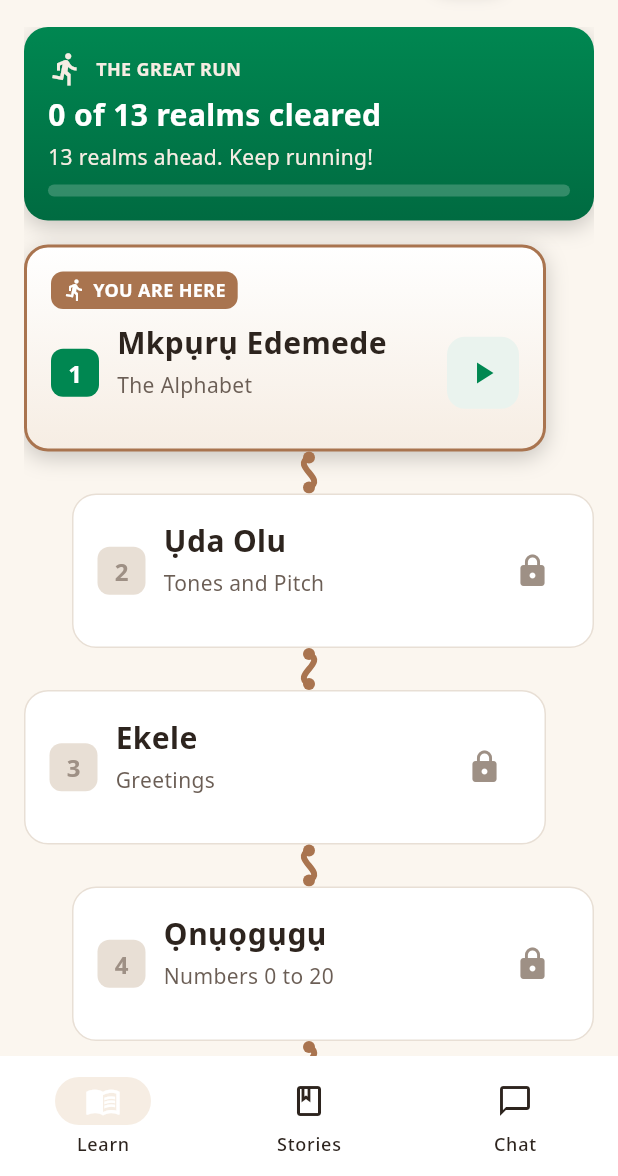
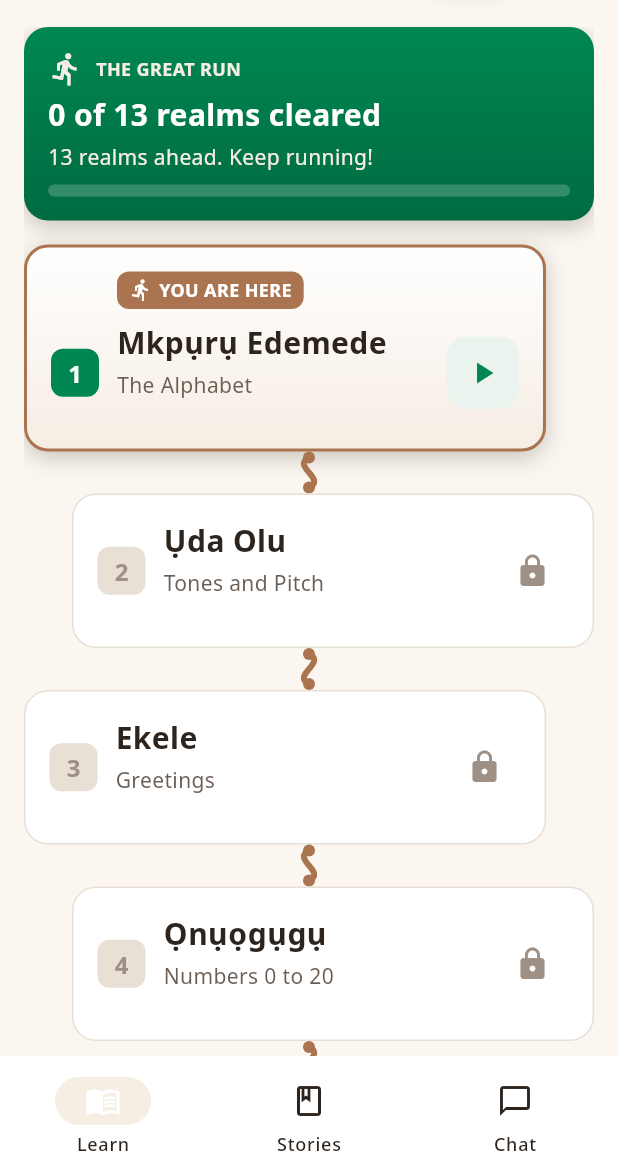
Before and after one commit to Samthesurf/igboman, a Flutter app: the screen it shows after launch, on a phone screen of 412 x 824 dp, the part 60-1236 px from its top. Run offline on Flutter 3.47's test engine with Material 3 defaults, Android fonts, the phone set to English and light mode, and no system bars; our stand-ins replace audioplayers, shared_preferences; missing offline and left inert: googleai_dart.

Commit message:
feat: align YOU ARE HERE badge with titles, center badge and play button

```diff
--- a/lib/screens/home_screen.dart
+++ b/lib/screens/home_screen.dart
@@ -699,7 +699,10 @@ class _UnitCard extends StatelessWidget {
               children: [
                 if (isCurrent)
                   Padding(
-                    padding: const EdgeInsets.only(bottom: Spacing.s),
+                    padding: const EdgeInsets.only(
+                      left: ControlSizes.chipHeight + Spacing.m,
+                      bottom: Spacing.s,
+                    ),
                     child: Container(
                       key: const Key('currentRunBadge'),
                       padding: const EdgeInsets.symmetric(
@@ -733,11 +736,17 @@ class _UnitCard extends StatelessWidget {
                     ),
                   ),
                 Row(
+                  crossAxisAlignment: CrossAxisAlignment.center,
                   children: [
-                    _UnitBadge(
-                      number: unit.id,
-                      locked: locked,
-                      completed: completed,
+                    SizedBox(
+                      height: ControlSizes.minTouchTarget,
+                      child: Center(
+                        child: _UnitBadge(
+                          number: unit.id,
+                          locked: locked,
+                          completed: completed,
+                        ),
+                      ),
                     ),
                     const SizedBox(width: Spacing.m),
                     Expanded(
```
